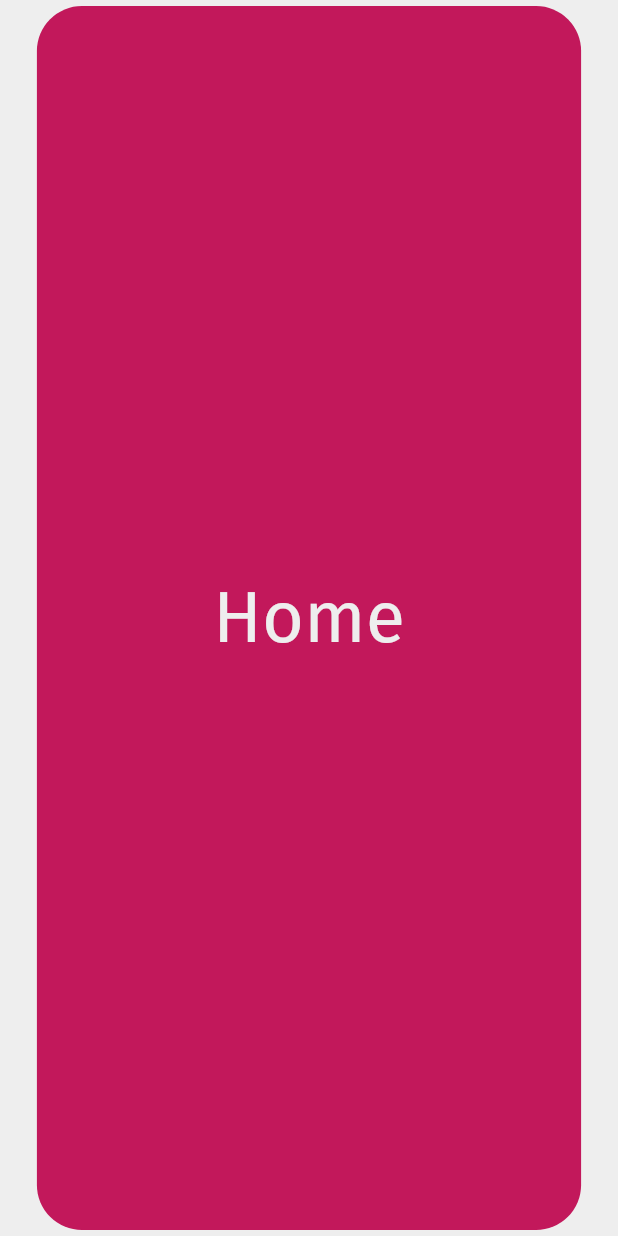
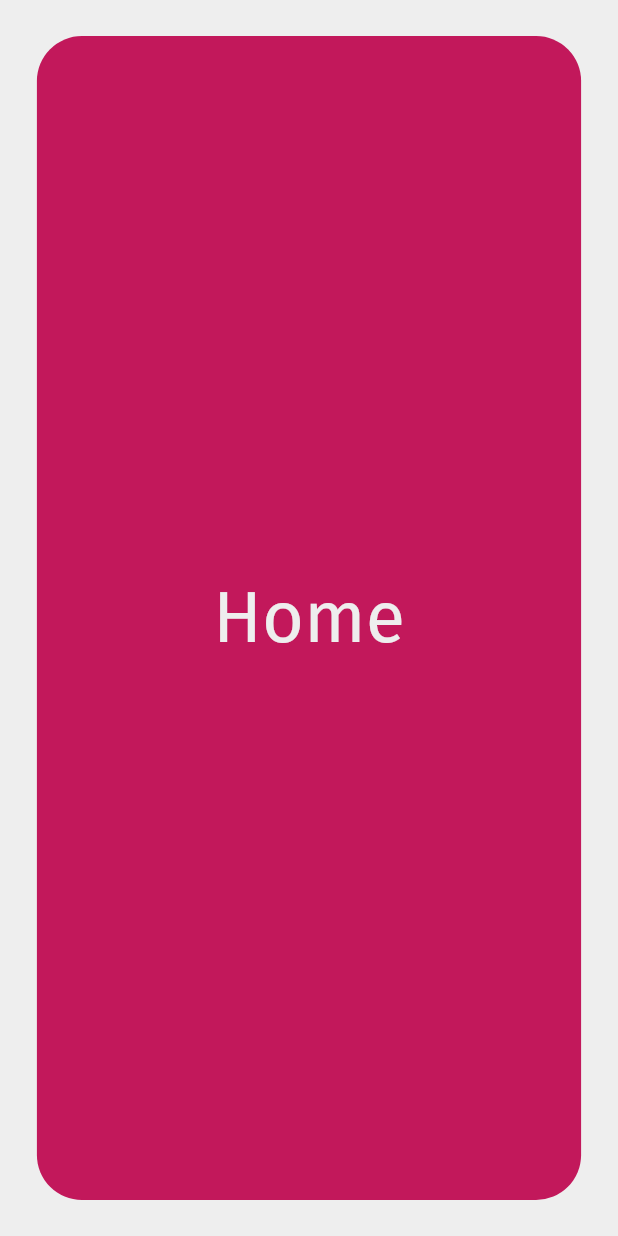
Before and after one commit to mzamayias/2048_project, a Flutter app: the screen it shows after launch, on a phone screen of 412 x 824 dp. Run offline on Flutter 3.47's test engine with Material 2 defaults, Android fonts, the phone set to English and light mode, and no system bars; our stand-ins replace flutter_swiper, google_fonts; missing offline and left inert: flutter_page_indicator.

Commit message:
more changes

```diff
--- a/lib/main.dart
+++ b/lib/main.dart
@@ -15,6 +15,7 @@ class MyApp extends StatefulWidget {
 class _MyAppState extends State<MyApp> {
   @override
   Widget build(BuildContext context) {
+    double padding = 20.0;
     return MaterialApp(
       debugShowCheckedModeBanner: false,
       home: AnnotatedRegion<SystemUiOverlayStyle>(
@@ -29,7 +30,10 @@ class _MyAppState extends State<MyApp> {
         child: Scaffold(
           backgroundColor: Colors.grey[200],
           body: SafeArea(
-            child: CurrentView(),
+            child: Padding(
+              padding: EdgeInsets.fromLTRB(0, padding, 0.0, padding),
+              child: CurrentView(),
+            ),
           ),
         ),
       ),
--- a/lib/views/current.dart
+++ b/lib/views/current.dart
@@ -1,5 +1,6 @@
 import 'package:flutter/material.dart';
 import 'package:flutter_swiper/flutter_swiper.dart';
+import 'package:flutter_page_indicator/flutter_page_indicator.dart';
 
 import 'home.dart';
 import 'playing_ground.dart';
```
